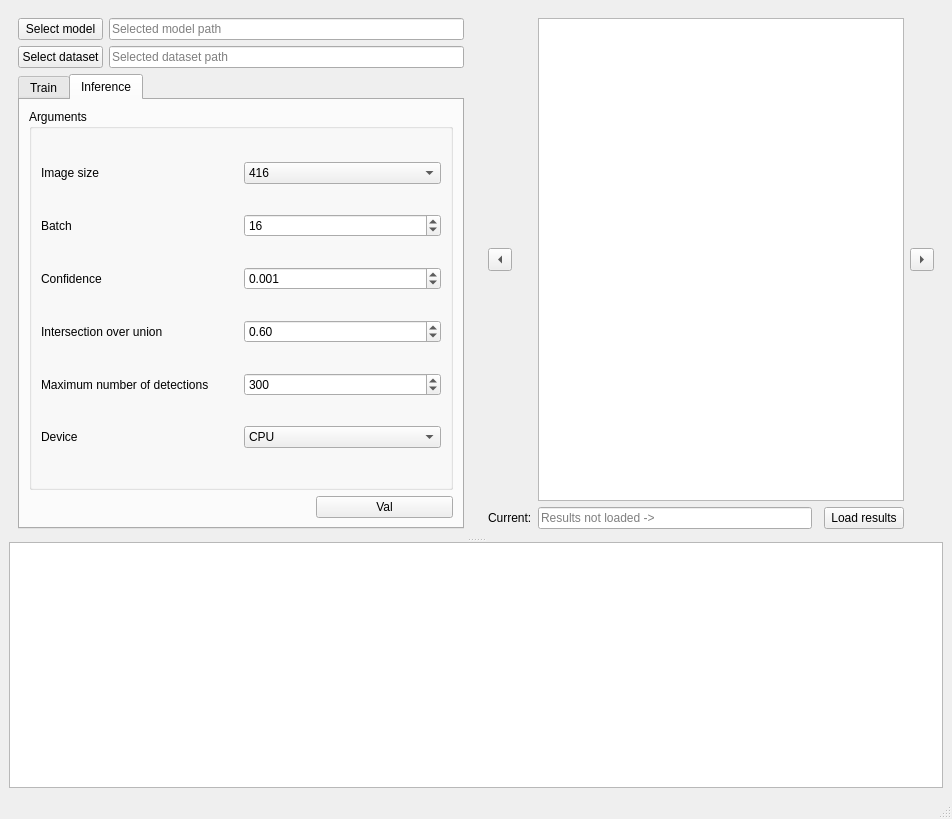
Above: src/gui/generated/mainwindow.ui from xkostrna/YoloQT before the change. Below: the same form after it.
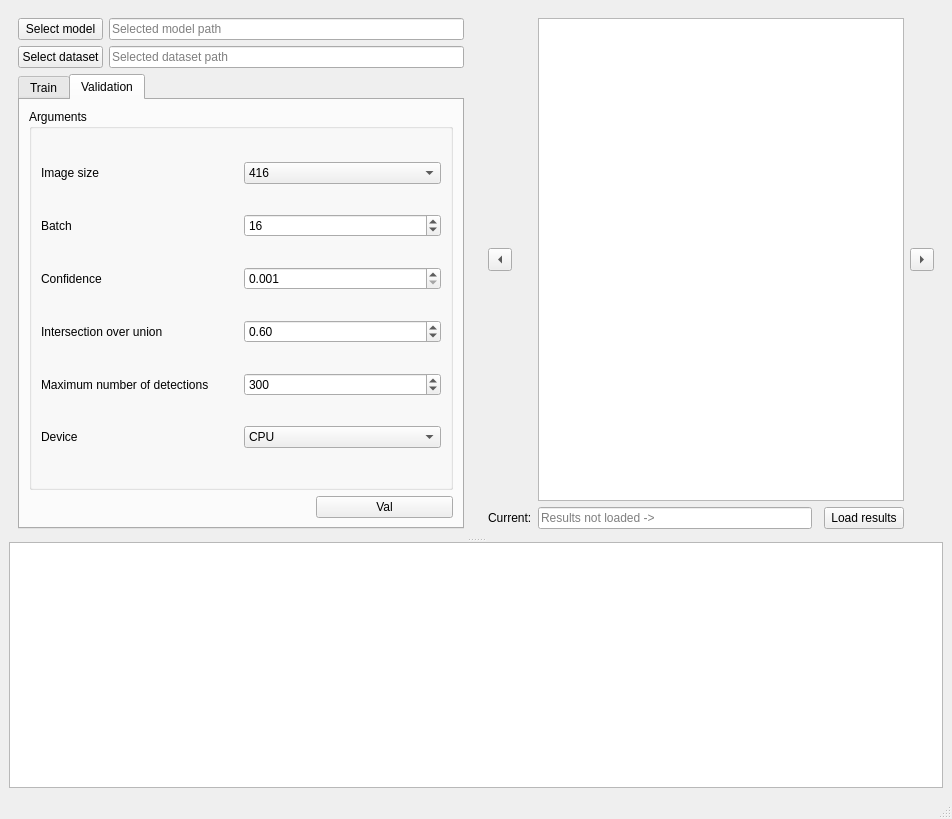
That is the form after the change. The open tabs and pages were chosen to show the change.

The edit to the form file:
```diff
--- a/src/gui/generated/mainwindow.ui
+++ b/src/gui/generated/mainwindow.ui
@@ -316,7 +316,7 @@
              </widget>
              <widget class="QWidget" name="inferenceTab">
               <attribute name="title">
-               <string>Inference</string>
+               <string>Validation</string>
               </attribute>
               <layout class="QGridLayout" name="gridLayout_7">
                <item row="1" column="2">
@@ -347,6 +347,12 @@
                     <property name="decimals">
                      <number>3</number>
                     </property>
+                    <property name="minimum">
+                     <double>0.001000000000000</double>
+                    </property>
+                    <property name="maximum">
+                     <double>0.990000000000000</double>
+                    </property>
                     <property name="singleStep">
                      <double>0.001000000000000</double>
                     </property>
```
Left out of the diff: 50 changed lines with no effect on the pictures.
